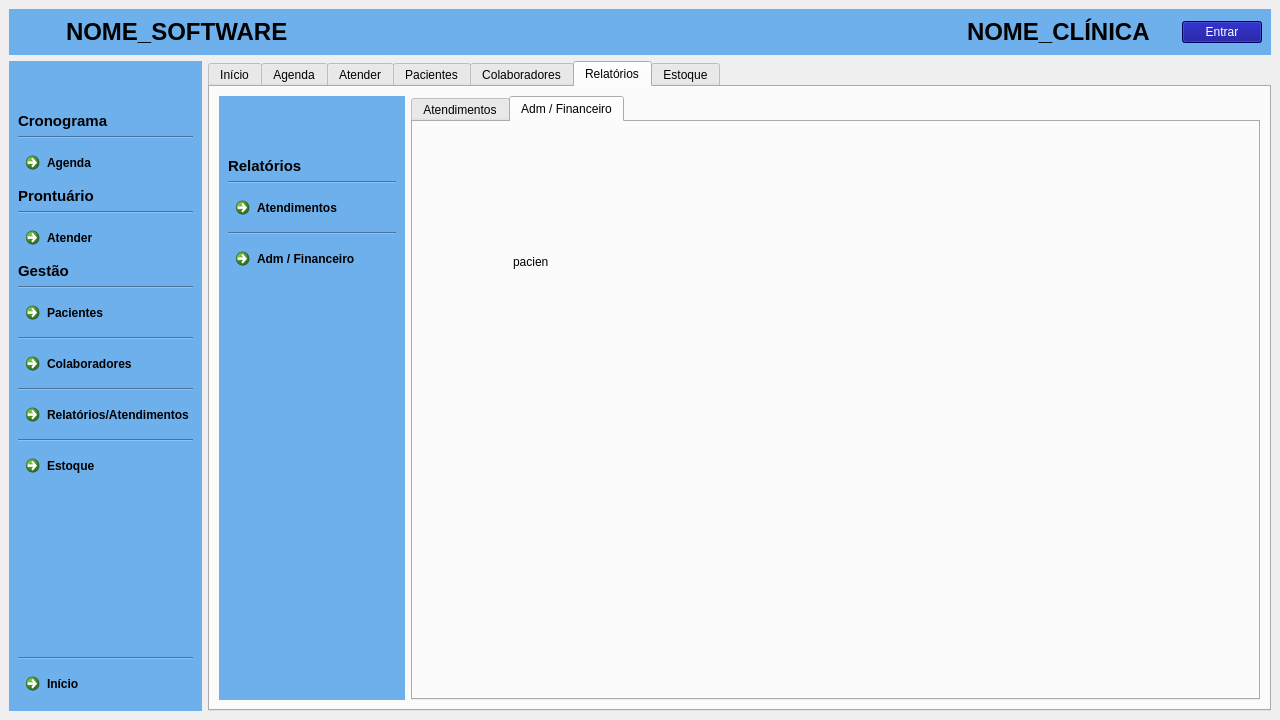
Before: the Qt Designer form clinica_cpp/mainwindow.ui in juander/Projeto_CPP, drawn with Qt 5.
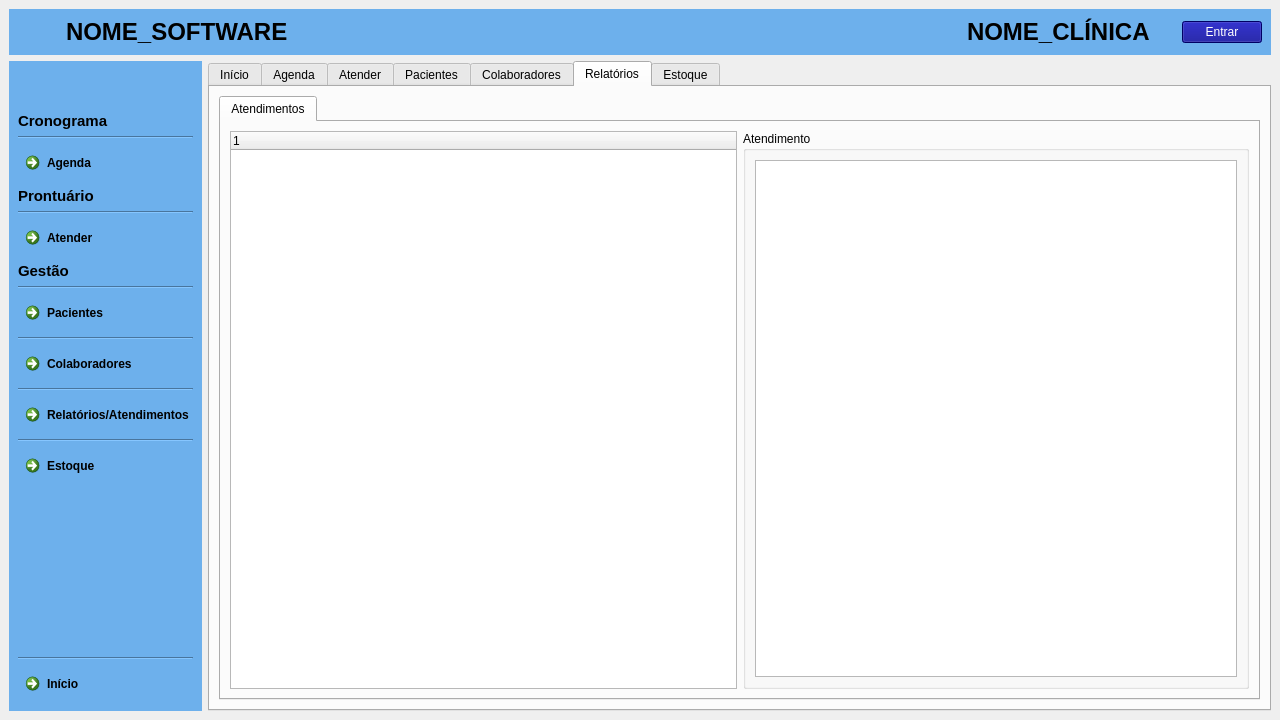
After: the same form once the commit is applied. The open tabs and pages were chosen to show the change. Icons and pictures are not drawn.

Commit message: Go finish right now please

What changed in the file:
```diff
--- a/clinica_cpp/mainwindow.ui
+++ b/clinica_cpp/mainwindow.ui
@@ -3017,676 +3017,6 @@
              <layout class="QVBoxLayout" name="verticalLayout_21">
               <item>
                <layout class="QHBoxLayout" name="horizontalLayout_14">
-                <item>
-                 <widget class="QFrame" name="frameLateral_2">
-                  <property name="enabled">
-                   <bool>true</bool>
-                  </property>
-                  <property name="autoFillBackground">
-                   <bool>false</bool>
-                  </property>
-                  <property name="styleSheet">
-                   <string notr="true">background-color:rgb(109, 176, 236)</string>
-                  </property>
-                  <property name="frameShape">
-                   <enum>QFrame::Shape::NoFrame</enum>
-                  </property>
-                  <property name="frameShadow">
-                   <enum>QFrame::Shadow::Raised</enum>
-                  </property>
-                  <layout class="QVBoxLayout" name="verticalLayout_19">
-                   <item>
-                    <spacer name="verticalSpacer_28">
-                     <property name="orientation">
-                      <enum>Qt::Orientation::Vertical</enum>
-                     </property>
-                     <property name="sizeHint" stdset="0">
-                      <size>
-                       <width>20</width>
-                       <height>40</height>
-                      </size>
-                     </property>
-                    </spacer>
-                   </item>
-                   <item>
-                    <widget class="QLabel" name="label_26">
-                     <property name="font">
-                      <font>
-                       <family>Arial</family>
-                       <pointsize>10</pointsize>
-                       <bold>true</bold>
-                      </font>
-                     </property>
-                     <property name="text">
-                      <string>&lt;html&gt;&lt;head/&gt;&lt;body&gt;&lt;p&gt;&lt;span style=&quot; font-size:11pt; color:#000000;&quot;&gt;Relatórios&lt;/span&gt;&lt;/p&gt;&lt;/body&gt;&lt;/html&gt;</string>
-                     </property>
-                    </widget>
-                   </item>
-                   <item>
-                    <widget class="Line" name="line3_4">
-                     <property name="styleSheet">
-                      <string notr="true">color:rgb(0, 0, 0)</string>
-                     </property>
-                     <property name="orientation">
-                      <enum>Qt::Orientation::Horizontal</enum>
-                     </property>
-                    </widget>
-                   </item>
-                   <item>
-                    <widget class="QCommandLinkButton" name="btnRelAtendimentos">
-                     <property name="palette">
-                      <palette>
-                       <active>
-                        <colorrole role="WindowText">
-                         <brush brushstyle="SolidPattern">
-                          <color alpha="255">
-                           <red>0</red>
-                           <green>0</green>
-                           <blue>0</blue>
-                          </color>
-                         </brush>
-                        </colorrole>
-                        <colorrole role="Button">
-                         <brush brushstyle="SolidPattern">
-                          <color alpha="255">
-                           <red>109</red>
-                           <green>176</green>
-                           <blue>236</blue>
-                          </color>
-                         </brush>
-                        </colorrole>
-                        <colorrole role="Text">
-                         <brush brushstyle="SolidPattern">
-                          <color alpha="255">
-                           <red>0</red>
-                           <green>0</green>
-                           <blue>0</blue>
-                          </color>
-                         </brush>
-                        </colorrole>
-                        <colorrole role="BrightText">
-                         <brush brushstyle="SolidPattern">
-                          <color alpha="255">
-                           <red>7</red>
-                           <green>64</green>
-                           <blue>229</blue>
-                          </color>
-                         </brush>
-                        </colorrole>
-                        <colorrole role="ButtonText">
-                         <brush brushstyle="SolidPattern">
-                          <color alpha="255">
-                           <red>21</red>
-                           <green>28</green>
-                           <blue>85</blue>
-                          </color>
-                         </brush>
-                        </colorrole>
-                        <colorrole role="Base">
-                         <brush brushstyle="SolidPattern">
-                          <color alpha="255">
-                           <red>109</red>
-                           <green>176</green>
-                           <blue>236</blue>
-                          </color>
-                         </brush>
-                        </colorrole>
-                        <colorrole role="Window">
-                         <brush brushstyle="SolidPattern">
-                          <color alpha="255">
-                           <red>109</red>
-                           <green>176</green>
-                           <blue>236</blue>
-                          </color>
-                         </brush>
-                        </colorrole>
-                        <colorrole role="HighlightedText">
-                         <brush brushstyle="SolidPattern">
-                          <color alpha="255">
-                           <red>0</red>
-                           <green>0</green>
-                           <blue>0</blue>
-                          </color>
-                         </brush>
-                        </colorrole>
-                        <colorrole role="PlaceholderText">
-                         <brush brushstyle="SolidPattern">
-                          <color alpha="128">
-                           <red>0</red>
-                           <green>0</green>
-                           <blue>0</blue>
-                          </color>
-                         </brush>
-                        </colorrole>
-                       </active>
-                       <inactive>
-                        <colorrole role="WindowText">
-                         <brush brushstyle="SolidPattern">
-                          <color alpha="255">
-                           <red>0</red>
-                           <green>0</green>
-                           <blue>0</blue>
-                          </color>
-                         </brush>
-                        </colorrole>
-                        <colorrole role="Button">
-                         <brush brushstyle="SolidPattern">
-                          <color alpha="255">
-                           <red>109</red>
-                           <green>176</green>
-                           <blue>236</blue>
-                          </color>
-                         </brush>
-                        </colorrole>
-                        <colorrole role="Text">
-                         <brush brushstyle="SolidPattern">
-                          <color alpha="255">
-                           <red>0</red>
-                           <green>0</green>
-                           <blue>0</blue>
-                          </color>
-                         </brush>
-                        </colorrole>
-                        <colorrole role="ButtonText">
-                         <brush brushstyle="SolidPattern">
-                          <color alpha="255">
-                           <red>0</red>
-                           <green>0</green>
-                           <blue>0</blue>
-                          </color>
-                         </brush>
-                        </colorrole>
-                        <colorrole role="Base">
-                         <brush brushstyle="SolidPattern">
-                          <color alpha="255">
-                           <red>109</red>
-                           <green>176</green>
-                           <blue>236</blue>
-                          </color>
-                         </brush>
-                        </colorrole>
-                        <colorrole role="Window">
-                         <brush brushstyle="SolidPattern">
-                          <color alpha="255">
-                           <red>109</red>
-                           <green>176</green>
-                           <blue>236</blue>
-                          </color>
-                         </brush>
-                        </colorrole>
-                        <colorrole role="HighlightedText">
-                         <brush brushstyle="SolidPattern">
-                          <color alpha="255">
-                           <red>0</red>
-                           <green>0</green>
-                           <blue>0</blue>
-                          </color>
-                         </brush>
-                        </colorrole>
-                        <colorrole role="PlaceholderText">
-                         <brush brushstyle="SolidPattern">
-                          <color alpha="128">
-                           <red>0</red>
-                           <green>0</green>
-                           <blue>0</blue>
-                          </color>
-                         </brush>
-                        </colorrole>
-                       </inactive>
-                       <disabled>
-                        <colorrole role="WindowText">
-                         <brush brushstyle="SolidPattern">
-                          <color alpha="255">
-                           <red>0</red>
-                           <green>0</green>
-                           <blue>0</blue>
-                          </color>
-                         </brush>
-                        </colorrole>
-                        <colorrole role="Button">
-                         <brush brushstyle="SolidPattern">
-                          <color alpha="255">
-                           <red>109</red>
-                           <green>176</green>
-                           <blue>236</blue>
-                          </color>
-                         </brush>
-                        </colorrole>
-                        <colorrole role="Text">
-                         <brush brushstyle="SolidPattern">
-                          <color alpha="255">
-                           <red>0</red>
-                           <green>0</green>
-                           <blue>0</blue>
-                          </color>
-                         </brush>
-                        </colorrole>
-                        <colorrole role="ButtonText">
-                         <brush brushstyle="SolidPattern">
-                          <color alpha="255">
-                           <red>0</red>
-                           <green>0</green>
-                           <blue>0</blue>
-                          </color>
-                         </brush>
-                        </colorrole>
-                        <colorrole role="Base">
-                         <brush brushstyle="SolidPattern">
-                          <color alpha="255">
-                           <red>109</red>
-                           <green>176</green>
-                           <blue>236</blue>
-                          </color>
-                         </brush>
-                        </colorrole>
-                        <colorrole role="Window">
-                         <brush brushstyle="SolidPattern">
-                          <color alpha="255">
-                           <red>109</red>
-                           <green>176</green>
-                           <blue>236</blue>
-                          </color>
-                         </brush>
-                        </colorrole>
-                        <colorrole role="HighlightedText">
-                         <brush brushstyle="SolidPattern">
-                          <color alpha="255">
-                           <red>0</red>
-                           <green>0</green>
-                           <blue>0</blue>
-                          </color>
-                         </brush>
-                        </colorrole>
-                        <colorrole role="PlaceholderText">
-                         <brush brushstyle="SolidPattern">
-                          <color alpha="128">
-                           <red>0</red>
-                           <green>0</green>
-                           <blue>0</blue>
-                          </color>
-                         </brush>
-                        </colorrole>
-                       </disabled>
-                      </palette>
-                     </property>
-                     <property name="styleSheet">
-                      <string notr="true">color: rgb(0, 0, 0);</string>
-                     </property>
-                     <property name="text">
-                      <string notr="true">Atendimentos</string>
-                     </property>
-                     <property name="icon">
-                      <iconset resource="icons.qrc">
-                       <normaloff>:/icons/People.png</normaloff>:/icons/People.png</iconset>
-                     </property>
-                    </widget>
-                   </item>
-                   <item>
-                    <widget class="Line" name="line4_4">
-                     <property name="styleSheet">
-                      <string notr="true">color:rgb(0, 0, 0)</string>
-                     </property>
-                     <property name="orientation">
-                      <enum>Qt::Orientation::Horizontal</enum>
-                     </property>
-                    </widget>
-                   </item>
-                   <item>
-                    <widget class="QCommandLinkButton" name="btnAdmFinanceiro">
-                     <property name="palette">
-                      <palette>
-                       <active>
-                        <colorrole role="WindowText">
-                         <brush brushstyle="SolidPattern">
-                          <color alpha="255">
-                           <red>0</red>
-                           <green>0</green>
-                           <blue>0</blue>
-                          </color>
-                         </brush>
-                        </colorrole>
-                        <colorrole role="Button">
-                         <brush brushstyle="SolidPattern">
-                          <color alpha="255">
-                           <red>109</red>
-                           <green>176</green>
-                           <blue>236</blue>
-                          </color>
-                         </brush>
-                        </colorrole>
-                        <colorrole role="Text">
-                         <brush brushstyle="SolidPattern">
-                          <color alpha="255">
-                           <red>0</red>
-                           <green>0</green>
-                           <blue>0</blue>
-                          </color>
-                         </brush>
-                        </colorrole>
-                        <colorrole role="BrightText">
-                         <brush brushstyle="SolidPattern">
-                          <color alpha="255">
-                           <red>7</red>
-                           <green>64</green>
-                           <blue>229</blue>
-                          </color>
-                         </brush>
-                        </colorrole>
-                        <colorrole role="ButtonText">
-                         <brush brushstyle="SolidPattern">
-                          <color alpha="255">
-                           <red>21</red>
-                           <green>28</green>
-                           <blue>85</blue>
-                          </color>
-                         </brush>
-                        </colorrole>
-                        <colorrole role="Base">
-                         <brush brushstyle="SolidPattern">
-                          <color alpha="255">
-                           <red>109</red>
-                           <green>176</green>
-                           <blue>236</blue>
-                          </color>
-                         </brush>
-                        </colorrole>
-                        <colorrole role="Window">
-                         <brush brushstyle="SolidPattern">
-                          <color alpha="255">
-                           <red>109</red>
-                           <green>176</green>
-                           <blue>236</blue>
-                          </color>
-                         </brush>
-                        </colorrole>
-                        <colorrole role="HighlightedText">
-                         <brush brushstyle="SolidPattern">
-                          <color alpha="255">
-                           <red>0</red>
-                           <green>0</green>
-                           <blue>0</blue>
-                          </color>
-                         </brush>
-                        </colorrole>
-                        <colorrole role="PlaceholderText">
-                         <brush brushstyle="SolidPattern">
-                          <color alpha="128">
-                           <red>0</red>
-                           <green>0</green>
-                           <blue>0</blue>
-                          </color>
-                         </brush>
-                        </colorrole>
-                       </active>
-                       <inactive>
-                        <colorrole role="WindowText">
-                         <brush brushstyle="SolidPattern">
-                          <color alpha="255">
-                           <red>0</red>
-                           <green>0</green>
-                           <blue>0</blue>
-                          </color>
-                         </brush>
-                        </colorrole>
-                        <colorrole role="Button">
-                         <brush brushstyle="SolidPattern">
-                          <color alpha="255">
-                           <red>109</red>
-                           <green>176</green>
-                           <blue>236</blue>
-                          </color>
-                         </brush>
-                        </colorrole>
-                        <colorrole role="Text">
-                         <brush brushstyle="SolidPattern">
-                          <color alpha="255">
-                           <red>0</red>
-                           <green>0</green>
-                           <blue>0</blue>
-                          </color>
-                         </brush>
-                        </colorrole>
-                        <colorrole role="ButtonText">
-                         <brush brushstyle="SolidPattern">
-                          <color alpha="255">
-                           <red>0</red>
-                           <green>0</green>
-                           <blue>0</blue>
-                          </color>
-                         </brush>
-                        </colorrole>
-                        <colorrole role="Base">
-                         <brush brushstyle="SolidPattern">
-                          <color alpha="255">
-                           <red>109</red>
-                           <green>176</green>
-                           <blue>236</blue>
-                          </color>
-                         </brush>
-                        </colorrole>
-                        <colorrole role="Window">
-                         <brush brushstyle="SolidPattern">
-                          <color alpha="255">
-                           <red>109</red>
-                           <green>176</green>
-                           <blue>236</blue>
-                          </color>
-                         </brush>
-                        </colorrole>
-                        <colorrole role="HighlightedText">
-                         <brush brushstyle="SolidPattern">
-                          <color alpha="255">
-                           <red>0</red>
-                           <green>0</green>
-                           <blue>0</blue>
-                          </color>
-                         </brush>
-                        </colorrole>
-                        <colorrole role="PlaceholderText">
-                         <brush brushstyle="SolidPattern">
-                          <color alpha="128">
-                           <red>0</red>
-                           <green>0</green>
-                           <blue>0</blue>
-                          </color>
-                         </brush>
-                        </colorrole>
-                       </inactive>
-                       <disabled>
-                        <colorrole role="WindowText">
-                         <brush brushstyle="SolidPattern">
-                          <color alpha="255">
-                           <red>0</red>
-                           <green>0</green>
-                           <blue>0</blue>
-                          </color>
-                         </brush>
-                        </colorrole>
-                        <colorrole role="Button">
-                         <brush brushstyle="SolidPattern">
-                          <color alpha="255">
-                           <red>109</red>
-                           <green>176</green>
-                           <blue>236</blue>
-                          </color>
-                         </brush>
-                        </colorrole>
-                        <colorrole role="Text">
-                         <brush brushstyle="SolidPattern">
-                          <color alpha="255">
-                           <red>0</red>
-                           <green>0</green>
-                           <blue>0</blue>
-                          </color>
-                         </brush>
-                        </colorrole>
-                        <colorrole role="ButtonText">
-                         <brush brushstyle="SolidPattern">
-                          <color alpha="255">
-                           <red>0</red>
-                           <green>0</green>
-                           <blue>0</blue>
-                          </color>
-                         </brush>
-                        </colorrole>
-                        <colorrole role="Base">
-                         <brush brushstyle="SolidPattern">
-                          <color alpha="255">
-                           <red>109</red>
-                           <green>176</green>
-                           <blue>236</blue>
-                          </color>
-                         </brush>
-                        </colorrole>
-                        <colorrole role="Window">
-                         <brush brushstyle="SolidPattern">
-                          <color alpha="255">
-                           <red>109</red>
-                           <green>176</green>
-                           <blue>236</blue>
-                          </color>
-                         </brush>
-                        </colorrole>
-                        <colorrole role="HighlightedText">
-                         <brush brushstyle="SolidPattern">
-                          <color alpha="255">
-                           <red>0</red>
-                           <green>0</green>
-                           <blue>0</blue>
-                          </color>
-                         </brush>
-                        </colorrole>
-                        <colorrole role="PlaceholderText">
-                         <brush brushstyle="SolidPattern">
-                          <color alpha="128">
-                           <red>0</red>
-                           <green>0</green>
-                           <blue>0</blue>
-                          </color>
-                         </brush>
-                        </colorrole>
-                       </disabled>
-                      </palette>
-                     </property>
-                     <property name="styleSheet">
-                      <string notr="true">color: rgb(0, 0, 0);</string>
-                     </property>
-                     <property name="text">
-                      <string notr="true">Adm / Financeiro</string>
-                     </property>
-                     <property name="icon">
-                      <iconset resource="icons.qrc">
-                       <normaloff>:/icons/Brief.png</normaloff>:/icons/Brief.png</iconset>
-                     </property>
-                    </widget>
-                   </item>
-                   <item>
-                    <spacer name="verticalSpacer_29">
-                     <property name="orientation">
-                      <enum>Qt::Orientation::Vertical</enum>
-                     </property>
-                     <property name="sizeHint" stdset="0">
-                      <size>
-                       <width>20</width>
-                       <height>40</height>
-                      </size>
-                     </property>
-                    </spacer>
-                   </item>
-                   <item>
-                    <spacer name="verticalSpacer_34">
-                     <property name="orientation">
-                      <enum>Qt::Orientation::Vertical</enum>
-                     </property>
-                     <property name="sizeHint" stdset="0">
-                      <size>
-                       <width>20</width>
-                       <height>40</height>
-                      </size>
-                     </property>
-                    </spacer>
-                   </item>
-                   <item>
-                    <spacer name="verticalSpacer_33">
-                     <property name="orientation">
-                      <enum>Qt::Orientation::Vertical</enum>
-                     </property>
-                     <property name="sizeHint" stdset="0">
-                      <size>
-                       <width>20</width>
-                       <height>40</height>
-                      </size>
-                     </property>
-                    </spacer>
-                   </item>
-                   <item>
-                    <spacer name="verticalSpacer_32">
-                     <property name="orientation">
-                      <enum>Qt::Orientation::Vertical</enum>
-                     </property>
-                     <property name="sizeHint" stdset="0">
-                      <size>
-                       <width>20</width>
-                       <height>40</height>
-                      </size>
-                     </property>
-                    </spacer>
-                   </item>
-                   <item>
-                    <spacer name="verticalSpacer_30">
-                     <property name="orientation">
-                      <enum>Qt::Orientation::Vertical</enum>
-                     </property>
-                     <property name="sizeHint" stdset="0">
-                      <size>
-                       <width>20</width>
-                       <height>40</height>
-                      </size>
-                     </property>
-                    </spacer>
-                   </item>
-                   <item>
-                    <spacer name="verticalSpacer_5">
-                     <property name="orientation">
-                      <enum>Qt::Orientation::Vertical</enum>
-                     </property>
-                     <property name="sizeHint" stdset="0">
-                      <size>
-                       <width>20</width>
-                       <height>40</height>
-                      </size>
-                     </property>
-                    </spacer>
-                   </item>
-                   <item>
-                    <spacer name="verticalSpacer_31">
-                     <property name="orientation">
-                      <enum>Qt::Orientation::Vertical</enum>
-                     </property>
-                     <property name="sizeHint" stdset="0">
-                      <size>
-                       <width>20</width>
-                       <height>40</height>
-                      </size>
-                     </property>
-                    </spacer>
-                   </item>
-                   <item>
-                    <spacer name="verticalSpacer_4">
-                     <property name="orientation">
-                      <enum>Qt::Orientation::Vertical</enum>
-                     </property>
-                     <property name="sizeHint" stdset="0">
-                      <size>
-                       <width>20</width>
-                       <height>40</height>
-                      </size>
-                     </property>
-                    </spacer>
-                   </item>
-                  </layout>
-                 </widget>
-                </item>
                 <item>
                  <widget class="QTabWidget" name="tab_relatorios">
                   <property name="currentIndex">
@@ -3720,24 +3050,6 @@
                     </item>
                    </layout>
                   </widget>
-                  <widget class="QWidget" name="Adm_Financeiro">
-                   <attribute name="title">
-                    <string>Adm / Financeiro</string>
-                   </attribute>
-                   <widget class="QLabel" name="label_10">
-                    <property name="geometry">
-                     <rect>
-                      <x>100</x>
-                      <y>130</y>
-                      <width>61</width>
-                      <height>20</height>
-                     </rect>
-                    </property>
-                    <property name="text">
-                     <string>pacien</string>
-                    </property>
-                   </widget>
-                  </widget>
                  </widget>
                 </item>
                </layout>
```
Left out of the diff: 2 changed lines with no effect on the pictures. The commit also changes 2 other files.
